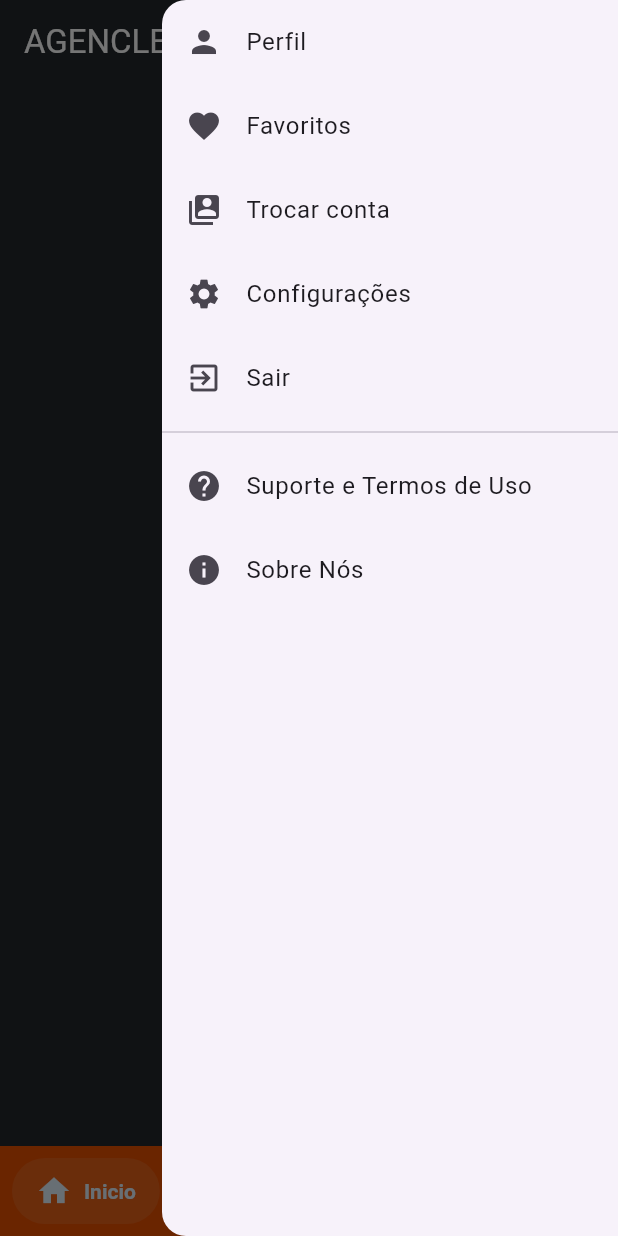
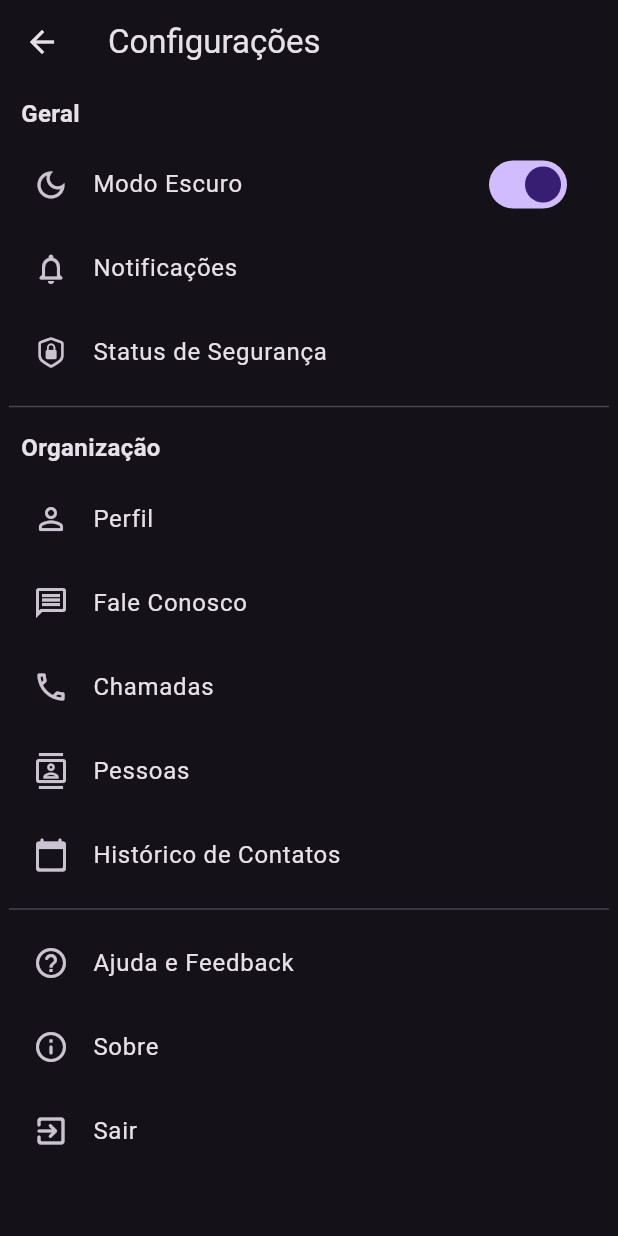
Before and after one commit to Dom-Luiz-III/agenclean_project, a Flutter app: the Home screen opened directly, after a tap on the "menu" icon, after a tap on "Configurações", on a phone screen of 412 x 824 dp. Run offline on Flutter 3.47's test engine with Material 3 defaults, Android fonts, the phone set to English and light mode, and no system bars; drawn by our look-alikes of salomon_bottom_bar; our stand-ins replace firebase_auth, firebase_core; accounts and stored records are empty; network calls fail.

Commit message:
tema escuro no registre e página de configuração

```diff
--- a/lib/screens/home.dart
+++ b/lib/screens/home.dart
@@ -1,6 +1,7 @@
 import 'package:flutter/material.dart';
 import 'package:salomon_bottom_bar/salomon_bottom_bar.dart';
 import 'package:agenclean_project/screens/login_screen.dart';
+import 'package:agenclean_project/screens/settings_page.dart';
 
 void main() {
   runApp(const MainApp());
@@ -126,7 +127,10 @@ class _GoogleBottomBarState extends State<Home> {
                     onTap: () {
                       _scaffoldKey.currentState?.openEndDrawer();
                       // Lógica para lidar com a ação do item "Configurações"
-                      print('test Configurações');
+                      Navigator.push(
+                        context,
+                        MaterialPageRoute(builder: (context) => const PaginaConfiguracoes()),
+                      );
                     },
                     leading: Icon(iconData),
                     title: Text(item),
--- a/lib/screens/register_screen.dart
+++ b/lib/screens/register_screen.dart
@@ -1,5 +1,6 @@
 import 'package:flutter/material.dart';
 import 'package:firebase_auth/firebase_auth.dart';
+import 'package:agenclean_project/constants.dart';
 
 import '/screens/login_screen.dart';
 import '/screens/forget_password.dart';
@@ -25,9 +26,11 @@ class RegisterPage extends StatelessWidget {
   @override
   Widget build(BuildContext context) {
     return Scaffold(
+      backgroundColor: corEscura,
       appBar: AppBar(
+        backgroundColor: corEscura,
         automaticallyImplyLeading: false,
-        title: const Text('Registrar'),
+        title: const Text('Registrar Conta'),
       ),
       body: Padding(
         padding: const EdgeInsets.all(16.0),
@@ -37,17 +40,26 @@ class RegisterPage extends StatelessWidget {
               controller: emailController,
               decoration: const InputDecoration(
                 labelText: 'Email',
+                labelStyle: TextStyle(color: Colors.white),
               ),
             ),
             TextField(
               controller: passwordController,
               decoration: const InputDecoration(
-                labelText: 'Password',
+                labelText: 'Senha',
+                labelStyle: TextStyle(color: Colors.white),
               ),
               obscureText: true,
             ),
-            const SizedBox(height: 16.0),
+            const SizedBox(height: 20.0),
             ElevatedButton(
+              style: ElevatedButton.styleFrom(
+                  shape: RoundedRectangleBorder(
+                    borderRadius: BorderRadius.circular(8),
+                  ),
+                  backgroundColor: laranjaPrimario, // Cor da caixa
+                  foregroundColor: corBranca, // Cor do texto
+                ),
               onPressed: () => _registerUser(context),
               child: const Text('Registrar'),
             ),
@@ -59,7 +71,8 @@ class RegisterPage extends StatelessWidget {
                   MaterialPageRoute(builder: (context) => LoginPage()),
                 );
               },
-              child: const Text('Você possui uma conta? Click aqui'),
+              child: const Text('Você possui uma conta? Clique aqui',
+                  style: TextStyle(color: Color.fromARGB(255, 241, 109, 0))),
             ),
             const SizedBox(height: 16.0),
             TextButton(
@@ -69,7 +82,8 @@ class RegisterPage extends StatelessWidget {
                   MaterialPageRoute(builder: (context) => ForgetPasswordPage()),
                 );
               },
-              child: const Text('Esqueceu sua senha?'),
+              child: const Text('Esqueceu sua senha?',
+                  style: TextStyle(color: Color.fromARGB(255, 241, 109, 0))),
             ),
           ],
         ),
--- /dev/null
+++ b/lib/screens/settings_page.dart
@@ -0,0 +1,154 @@
+import 'package:flutter/cupertino.dart';
+import 'package:flutter/material.dart';
+
+class PaginaConfiguracoes extends StatefulWidget {
+  const PaginaConfiguracoes({Key? key}) : super(key: key);
+
+  @override
+  State<PaginaConfiguracoes> createState() => _EstadoPaginaConfiguracoes();
+}
+
+class _EstadoPaginaConfiguracoes extends State<PaginaConfiguracoes> {
+  bool _modoEscuro = true;
+  @override
+  Widget build(BuildContext context) {
+    return Theme(
+      data: _modoEscuro ? ThemeData.dark() : ThemeData.light(),
+      child: Scaffold(
+        appBar: AppBar(
+          title: const Text("Configurações"),
+        ),
+        body: Center(
+          child: Container(
+            constraints: const BoxConstraints(maxWidth: 400),
+            child: ListView(
+              children: [
+                _SecaoUnica(
+                  titulo: "Geral",
+                  children: [
+                    _ItemListaCustomizado(
+                      titulo: "Modo Escuro",
+                      icone: Icons.dark_mode_outlined,
+                      elementoTrailing: Switch(
+                        value: _modoEscuro,
+                        onChanged: (valor) {
+                          setState(() {
+                            _modoEscuro = valor;
+                          });
+                        },
+                      ),
+                    ),
+                    const _ItemListaCustomizado(
+                      titulo: "Notificações",
+                      icone: Icons.notifications_none_rounded,
+                    ),
+                    const _ItemListaCustomizado(
+                      titulo: "Status de Segurança",
+                      icone: CupertinoIcons.lock_shield,
+                    ),
+                  ],
+                ),
+                const Divider(),
+                const _SecaoUnica(
+                  titulo: "Organização",
+                  children: [
+                    _ItemListaCustomizado(
+                      titulo: "Perfil",
+                      icone: Icons.person_outline_rounded,
+                    ),
+                    _ItemListaCustomizado(
+                      titulo: "Fale Conosco",
+                      icone: Icons.message_outlined,
+                    ),
+                    _ItemListaCustomizado(
+                      titulo: "Chamadas",
+                      icone: Icons.phone_outlined,
+                    ),
+                    _ItemListaCustomizado(
+                      titulo: "Pessoas",
+                      icone: Icons.contacts_outlined,
+                    ),
+                    _ItemListaCustomizado(
+                      titulo: "Histórico de Contatos",
+                      icone: Icons.calendar_today_rounded,
+                    ),
+                  ],
+                ),
+                const Divider(),
+                const _SecaoUnica(
+                  children: [
+                    _ItemListaCustomizado(
+                      titulo: "Ajuda e Feedback",
+                      icone: Icons.help_outline_rounded,
+                    ),
+                    _ItemListaCustomizado(
+                      titulo: "Sobre",
+                      icone: Icons.info_outline_rounded,
+                    ),
+                    _ItemListaCustomizado(
+                      titulo: "Sair",
+                      icone: Icons.exit_to_app_rounded,
+                    ),
+                  ],
+                ),
+              ],
+            ),
+          ),
+        ),
+      ),
+    );
+  }
+}
+
+class _ItemListaCustomizado extends StatelessWidget {
+  final String titulo;
+  final IconData icone;
+  final Widget? elementoTrailing;
+  const _ItemListaCustomizado({
+    Key? key,
+    required this.titulo,
+    required this.icone,
+    this.elementoTrailing,
+  }) : super(key: key);
+
+  @override
+  Widget build(BuildContext context) {
+    return ListTile(
+      title: Text(titulo),
+      leading: Icon(icone),
+      trailing: elementoTrailing,
+      onTap: () {},
+    );
+  }
+}
+
+class _SecaoUnica extends StatelessWidget {
+  final String? titulo;
+  final List<Widget> children;
+  const _SecaoUnica({
+    Key? key,
+    this.titulo,
+    required this.children,
+  }) : super(key: key);
+
+  @override
+  Widget build(BuildContext context) {
+    return Column(
+      mainAxisAlignment: MainAxisAlignment.start,
+      crossAxisAlignment: CrossAxisAlignment.start,
+      children: [
+        if (titulo != null)
+          Padding(
+            padding: const EdgeInsets.all(8.0),
+            child: Text(
+              titulo!,
+              style: const TextStyle(fontSize: 16, fontWeight: FontWeight.bold),
+            ),
+          ),
+        Column(
+          children: children,
+        ),
+      ],
+    );
+  }
+}
```
